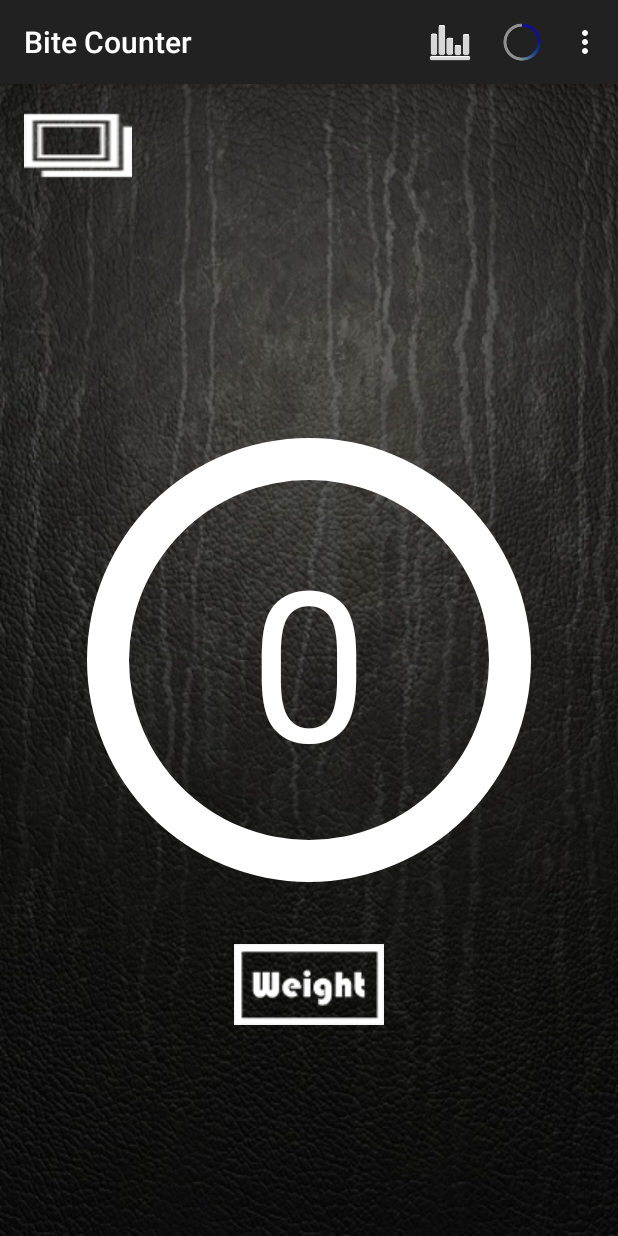
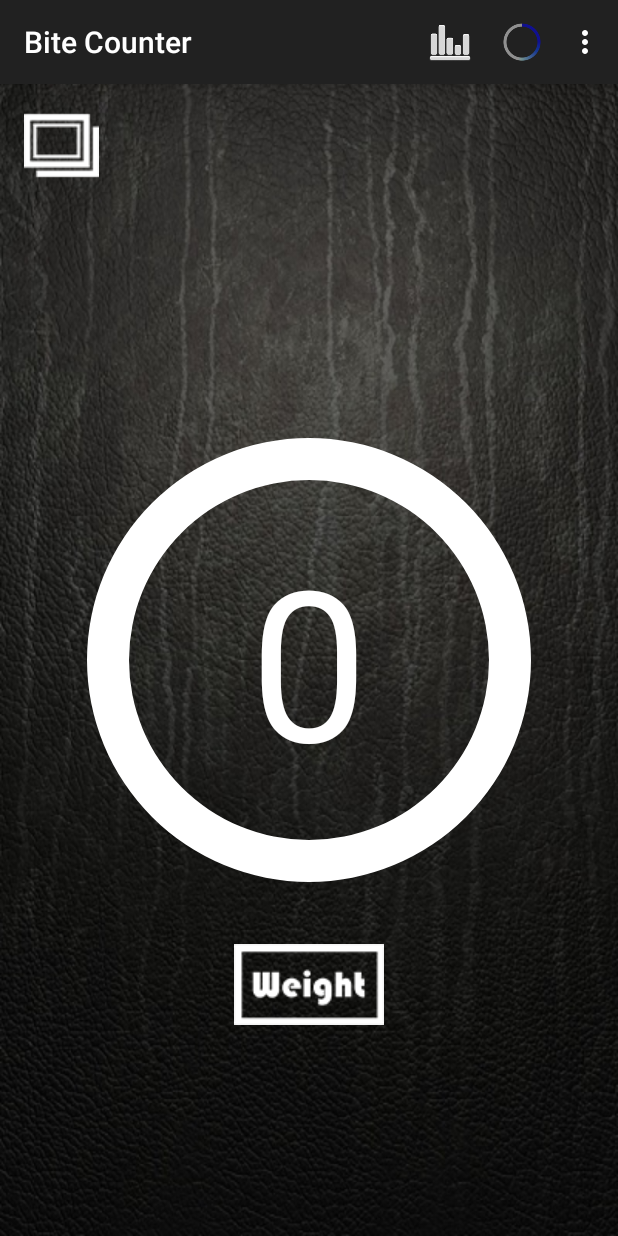
Before and after one commit to diabloazul14/Bite_Counter, an Android app: the BiteCounter screen opened directly, with no data from a screen before it, on a phone screen of 412 x 824 dp. Run offline under Robolectric (Android 15) with nearby library versions, the phone set to English and light mode, and no system bars.

Commit message:
Update activity_counter.xml

```diff
--- a/app/src/main/res/layout/activity_counter.xml
+++ b/app/src/main/res/layout/activity_counter.xml
@@ -74,12 +74,8 @@
     <ImageButton
         android:id="@+id/button_image"
         android:background="@drawable/white_gallery"
-        android:layout_width="50dp"
-        android:layout_height="50dp"
-        android:layout_alignParentLeft="true"
-        android:layout_alignParentStart="true"
-        android:layout_toStartOf="@+id/button_circle"
-        android:layout_toLeftOf="@+id/button_circle" />
+        android:layout_width="wrap_content"
+        android:layout_height="wrap_content" />
 
     <android.support.v4.view.ViewPager
         xmlns:android="http://schemas.android.com/apk/res/android"
```
